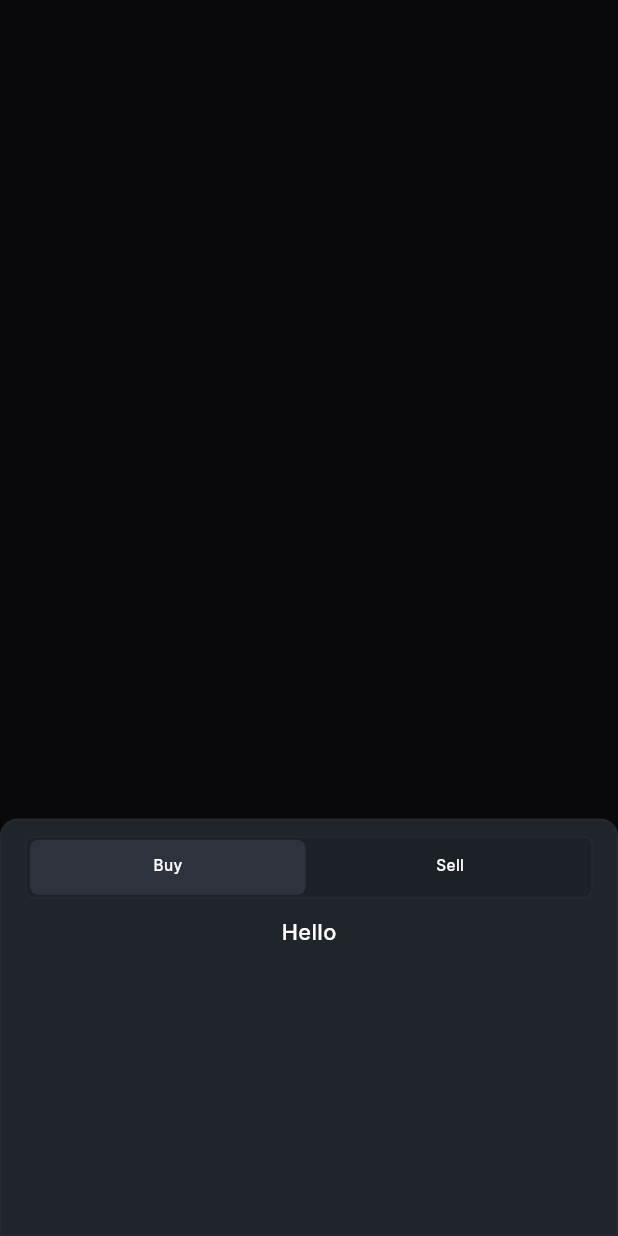
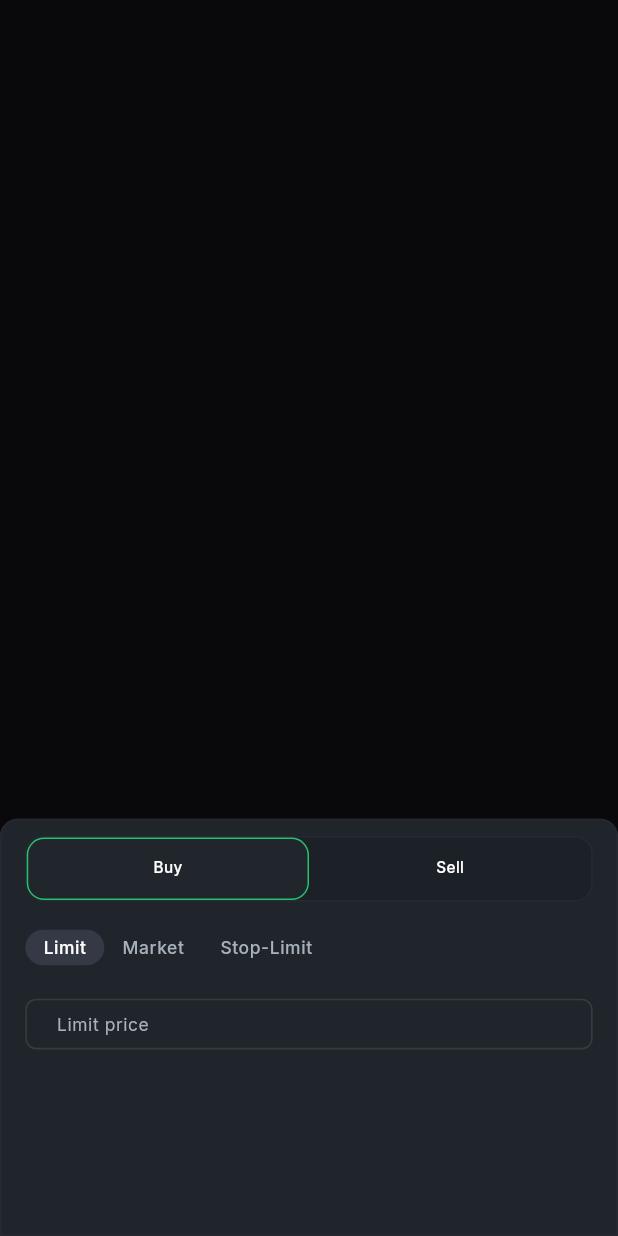
Before and after one commit to Motunrayooo/sissyphus, a Flutter app: what modalBottomSheet() shows on an empty page, opened directly, on a phone screen of 412 x 824 dp. Run offline on Flutter 3.47's test engine with Material 3 defaults, Android fonts, the light colour scheme and no system bars; our stand-ins replace flutter_riverpod, flutter_screenutil, flutter_svg.

Commit message:
Feat: Buy section ui implementation

```diff
--- /dev/null
+++ b/lib/core/common_widgets/app_textfield.dart
@@ -0,0 +1,104 @@
+import 'package:flutter/material.dart';
+import 'package:flutter_screenutil/flutter_screenutil.dart';
+import 'package:sissyphus/core/utils/extensions.dart';
+
+import '../utils/app_colors.dart';
+
+class AppTextField extends StatelessWidget {
+  AppTextField({
+    super.key,
+    required this.hintText,
+    required this.label,
+    required this.controller,
+    this.onChanged,
+    this.prefixIcon,
+    this.maxLines = 1,
+    this.validator,
+    this.autoValidateMode,
+    this.obscureText = false,
+    this.suffixIcon,
+  });
+
+  final String hintText, label;
+  TextEditingController? controller;
+  final void Function(String)? onChanged;
+  final Widget? prefixIcon, suffixIcon;
+  int? maxLines;
+  String? Function(String?)? validator;
+  AutovalidateMode? autoValidateMode;
+  bool obscureText;
+
+  @override
+  Widget build(BuildContext context) {
+    return Column(
+      crossAxisAlignment: CrossAxisAlignment.start,
+      children: [
+        Text(
+          label,
+          style: context.textTheme.bodySmall?.copyWith(
+            color: AppColors.white,
+          ),
+        ),
+        10.hi,
+        TextFormField(
+          controller: controller,
+          onChanged: onChanged,
+          validator: validator,
+          autovalidateMode: autoValidateMode,
+          style: context.textTheme.bodySmall?.copyWith(color: AppColors.black),
+          maxLines: maxLines,
+          obscuringCharacter: '*',
+          obscureText: obscureText,
+          cursorColor: AppColors.white,
+          decoration: InputDecoration(
+              contentPadding: EdgeInsets.symmetric(
+                vertical: 13.h,
+                horizontal: 16.w,
+              ),
+              hintText: hintText,
+              hintStyle: context.textTheme.bodySmall
+                  ?.copyWith(color: AppColors.greyShade200,),
+              suffixIcon: suffixIcon,
+              isDense: true,
+              prefixIcon: prefixIcon,
+              enabledBorder: OutlineInputBorder(
+                borderSide: BorderSide(
+                  color: AppColors.primaryShade300,
+                  width: 1.0.w,
+                ),
+                borderRadius: BorderRadius.all(
+                  Radius.circular(10.r),
+                ),
+              ),
+              focusedBorder: OutlineInputBorder(
+                borderSide: BorderSide(
+                  color: AppColors.primaryShade300,
+                  width: 1.0.w,
+                ),
+                borderRadius: BorderRadius.all(
+                  Radius.circular(10.r),
+                ),
+              ),
+              errorBorder: OutlineInputBorder(
+                borderSide: BorderSide(
+                  color: AppColors.redShade500,
+                  width: 1.0.w,
+                ),
+                borderRadius: BorderRadius.all(
+                  Radius.circular(10.r),
+                ),
+              ),
+              focusedErrorBorder: OutlineInputBorder(
+                borderSide: BorderSide(
+                  color: AppColors.primaryShade300,
+                  width: 1.0.w,
+                ),
+                borderRadius: BorderRadius.all(
+                  Radius.circular(10.r),
+                ),
+              )),
+        ),
+      ],
+    );
+  }
+}
--- a/lib/core/utils/app_colors.dart
+++ b/lib/core/utils/app_colors.dart
@@ -5,9 +5,11 @@ class AppColors {
   static const Color white = Color(0xFFFFFFFF);
   static const Color primary = Color(0xFF17181B);
   static const Color primaryShade400 = Color(0xFF555C63);
+  static const Color primaryShade300 = Color(0xFF373B3F);
   static const Color primaryShade500 = Color(0xFF353945);
   static const Color primaryShade600 = Color(0xFF1C2127);
   static const Color primaryShade700 = Color(0xFF20252B);
+  static const Color primaryShade800 = Color(0xFF21262C);
   static const Color borderColor = Color(0xFF262932);
   static const Color green = Color(0xFF00C076);
   static const Color greenShade500 = Color(0xFF25C26E);
--- a/lib/features/home/presentation/widgets/showmodal_sheet.dart
+++ b/lib/features/home/presentation/widgets/showmodal_sheet.dart
@@ -1,6 +1,9 @@
 import 'package:flutter/material.dart';
 import 'package:flutter_screenutil/flutter_screenutil.dart';
+import 'package:sissyphus/core/common_widgets/app_elevated_button.dart';
+import 'package:sissyphus/core/common_widgets/app_textfield.dart';
 import 'package:sissyphus/core/utils/extensions.dart';
+import 'package:sissyphus/features/home/presentation/widgets/duration_box.dart';
 
 import '../../../../core/utils/app_colors.dart';
 
@@ -24,6 +27,28 @@ void modalBottomSheet(BuildContext context) {
             minChildSize: 0.4,
             maxChildSize: 1.0,
             builder: (context, scrollController) {
+              return BottomSheetContent();
+            });
+      });
+}
+
+class BottomSheetContent extends StatefulWidget {
+  BottomSheetContent({
+    super.key,
+  });
+
+  @override
+  State<BottomSheetContent> createState() => _BottomSheetContentState();
+}
+
+class _BottomSheetContentState extends State<BottomSheetContent> {
+  final TextEditingController priceLimitController = TextEditingController();
+  bool isLimit = true;
+  bool isMarket = false;
+  bool isStopLimit = false;
+
+  @override
+  Widget build(BuildContext context) {
     return DefaultTabController(
       length: 2,
       child: Column(
@@ -31,11 +56,11 @@ void modalBottomSheet(BuildContext context) {
         children: [
           16.hi,
           Container(
-                  height: 57.h,
+            height: 60.h,
             width: double.infinity,
             decoration: BoxDecoration(
               color: AppColors.primaryShade600,
-                    borderRadius: BorderRadius.circular(8.r),
+              borderRadius: BorderRadius.circular(16.r),
               border: Border.all(
                 color: AppColors.borderColor,
                 width: 0.9,
@@ -43,42 +68,88 @@ void modalBottomSheet(BuildContext context) {
             ),
             child: TabBar(
               labelPadding: EdgeInsets.zero,
-                    indicatorPadding: EdgeInsets.symmetric(
-                      horizontal: 2.w,
-                      vertical: 2.h,
-                    ),
               indicatorSize: TabBarIndicatorSize.tab,
               dividerColor: Colors.transparent,
               labelStyle: context.textTheme.bodyMedium
                   ?.copyWith(fontSize: 14.sp, color: Colors.white),
               unselectedLabelColor: AppColors.white,
               indicator: BoxDecoration(
-                      color: AppColors.primaryShade500.withOpacity(0.7),
-                      borderRadius: BorderRadius.circular(8.r),
+                color: AppColors.primaryShade800,
+                borderRadius: BorderRadius.circular(16.r),
+                border: Border.all(width: 1, color: AppColors.greenShade500),
               ),
               tabs: const [
                 Tab(text: 'Buy'),
                 Tab(text: 'Sell'),
               ],
             ),
-                ).padHorizontal(16),
+          ),
           16.hi,
-                const Expanded(
+          Expanded(
             child: TabBarView(
               // controller: _tabController,
               children: [
                 Column(
-                        children: [Text('Hello')],
+                  children: [
+                    10.hi,
+                    Row(
+                      children: [
+                        DurationBox(
+                          onTap: () {
+                            setState(() {
+                              isLimit = true;
+                              isMarket = false;
+                              isStopLimit = false;
+                            });
+                          },
+                          label: 'Limit',
+                          isActive: isLimit,
+                          bgColor: AppColors.primaryShade500,
+                        ),
+                        DurationBox(
+                          onTap: () {
+                            setState(() {
+                              isMarket = true;
+                              isLimit = false;
+                              isStopLimit = false;
+                            });
+                          },
+                          label: 'Market',
+                          isActive: isMarket,
+                          bgColor: AppColors.primaryShade500,
+                        ),
+                        DurationBox(
+                          onTap: () {
+                            setState(() {
+                              isStopLimit = true;
+                              isMarket = false;
+                              isLimit = false;
+                            });
+                          },
+                          label: 'Stop-Limit',
+                          isActive: isStopLimit,
+                          bgColor: AppColors.primaryShade500,
+                        ),
+                      ],
+                    ),
+
+                    AppTextField(
+                      hintText: 'Limit price',
+                      label: '',
+                      controller: priceLimitController,
+                    ),
+                  ],
                 ),
                 Column(
-                        children: [Text('Melo')],
+                  children: [
+                    Text('Melo'),
+                  ],
                 ),
               ],
             ),
           ),
         ],
       ),
-          );
-        });
-      });
+    ).padHorizontal(16);
   }
+}
```
Lines whose indentation alone changed are shown as unchanged.
